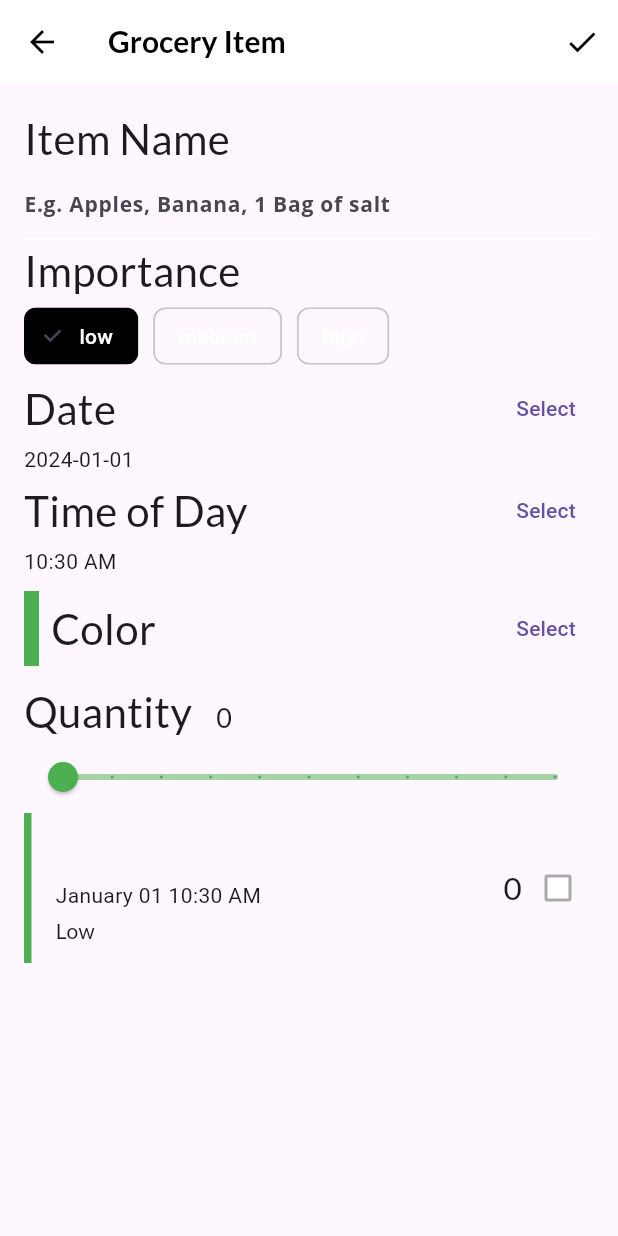
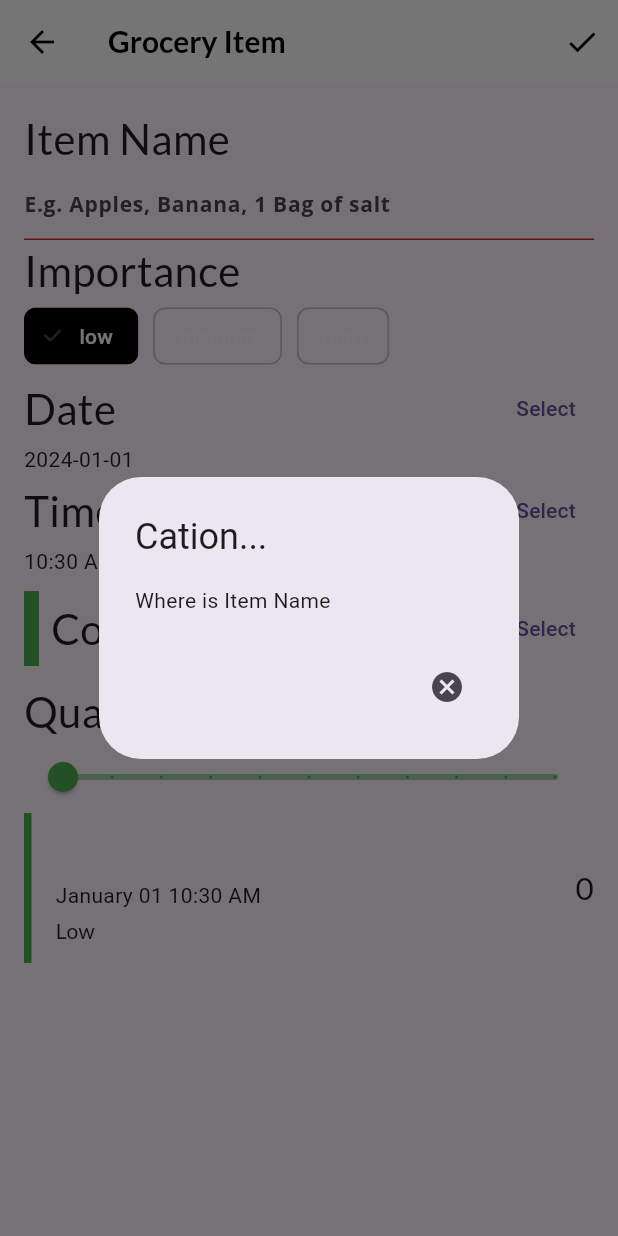
Before and after one commit to nash-2023/FooderlishCh05, a Flutter app: the GroceryItemScreen screen opened directly with empty values, after a tap on the "check" icon, on a phone screen of 412 x 824 dp. Run offline on Flutter 3.47's test engine with Material 3 defaults, Android fonts, the phone set to English and light mode, and no system bars; our stand-ins replace flutter_colorpicker, google_fonts.

Commit message:
265 + regularations

```diff
--- a/FooderlishCh05_bita/lib/components/grocery_tile.dart
+++ b/FooderlishCh05_bita/lib/components/grocery_tile.dart
@@ -49,6 +49,13 @@ class GroceryTile extends StatelessWidget {
                   buildDate(),
                   const SizedBox(height: 4.0),
                   buildImportance(),
+                  // Text(
+                  //   item.importance.name.toString(),
+                  //   style: GoogleFonts.lato(
+                  //     decoration: textDecoration,
+                  //     fontWeight: FontWeight.bold,
+                  //   ),
+                  // ),
                 ],
               ),
             ],
@@ -113,11 +120,14 @@ class GroceryTile extends StatelessWidget {
   }
 
   Widget buildCheckbox() {
-    return Checkbox(
-      // 1
-      value: item.isComplete,
-// 2
-      onChanged: onComplete,
+    return Visibility(
+      visible: (onComplete != null),
+      child: Checkbox(
+        // 1
+        value: item.isComplete,
+        // 2
+        onChanged: onComplete,
+      ),
     );
   }
 }
--- a/FooderlishCh05_bita/lib/screens/grocery_item_screen.dart
+++ b/FooderlishCh05_bita/lib/screens/grocery_item_screen.dart
@@ -90,7 +90,22 @@ class GroceryItemScreenState extends State<GroceryItemScreen> {
                   _timeOfDay.minute,
                 ),
               );
-              if (widget.isUpdating) {
+              if (_nameController.text.trim().isEmpty) {
+                showDialog(
+                    context: context,
+                    builder: (context) {
+                      return AlertDialog(
+                        title: const Text('Cation...'),
+                        content: const Text('Where is Item Name'),
+                        actions: [
+                          IconButton(
+                            onPressed: () => Navigator.pop(context),
+                            icon: const Icon(Icons.cancel),
+                          ),
+                        ],
+                      );
+                    });
+              } else if (widget.isUpdating) {
 // 2
                 widget.onUpdate(groceryItem);
               } else {
@@ -136,6 +151,7 @@ class GroceryItemScreenState extends State<GroceryItemScreen> {
                   _timeOfDay.minute,
                 ),
               ),
+              onComplete: null,
             ),
           ],
         ),
@@ -166,7 +182,7 @@ class GroceryItemScreenState extends State<GroceryItemScreen> {
             hintText: 'E.g. Apples, Banana, 1 Bag of salt',
 // 9
             enabledBorder: const UnderlineInputBorder(
-              borderSide: BorderSide(color: Colors.white),
+              borderSide: BorderSide(color: Color.fromARGB(255, 216, 37, 37)),
             ),
             focusedBorder: UnderlineInputBorder(
               borderSide: BorderSide(color: _currentColor),
@@ -261,7 +277,7 @@ class GroceryItemScreenState extends State<GroceryItemScreen> {
 // 7
                 final selectedDate = await showDatePicker(
                   context: context,
-                  initialDate: currentDate,
+                  initialDate: _dueDate,
                   firstDate: currentDate,
                   lastDate: DateTime(currentDate.year + 5),
                 );
@@ -298,7 +314,7 @@ class GroceryItemScreenState extends State<GroceryItemScreen> {
 // 1
                 final timeOfDay = await showTimePicker(
 // 2
-                  initialTime: TimeOfDay.now(),
+                  initialTime: _timeOfDay,
                   context: context,
                 );
 // 3
```
